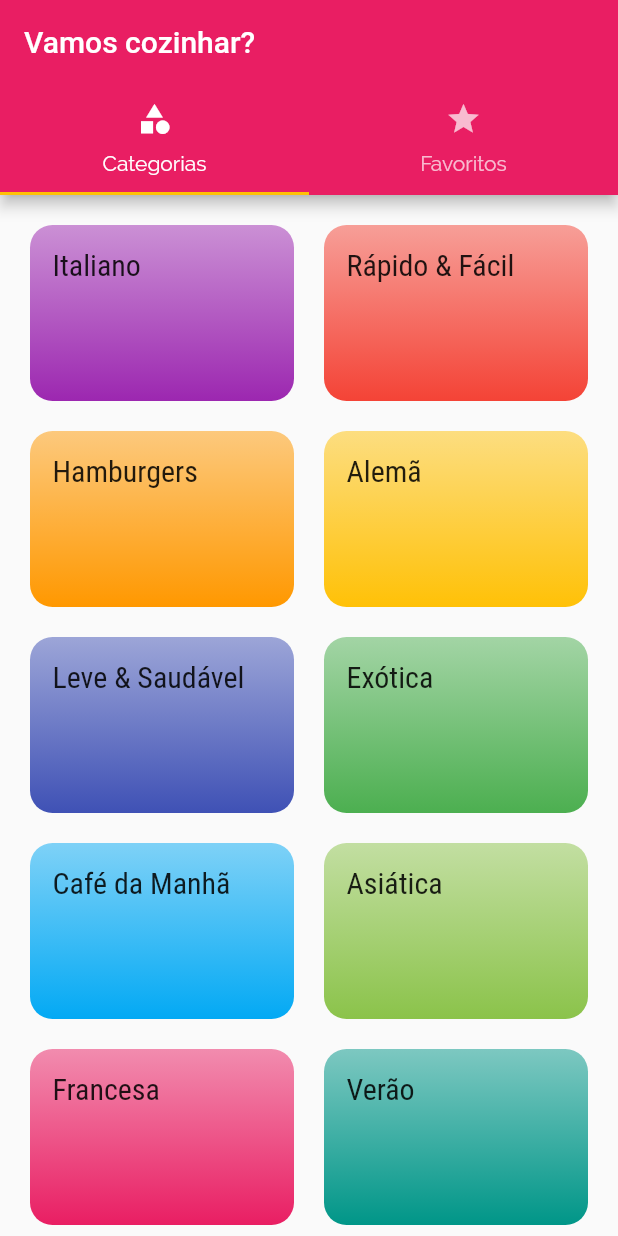
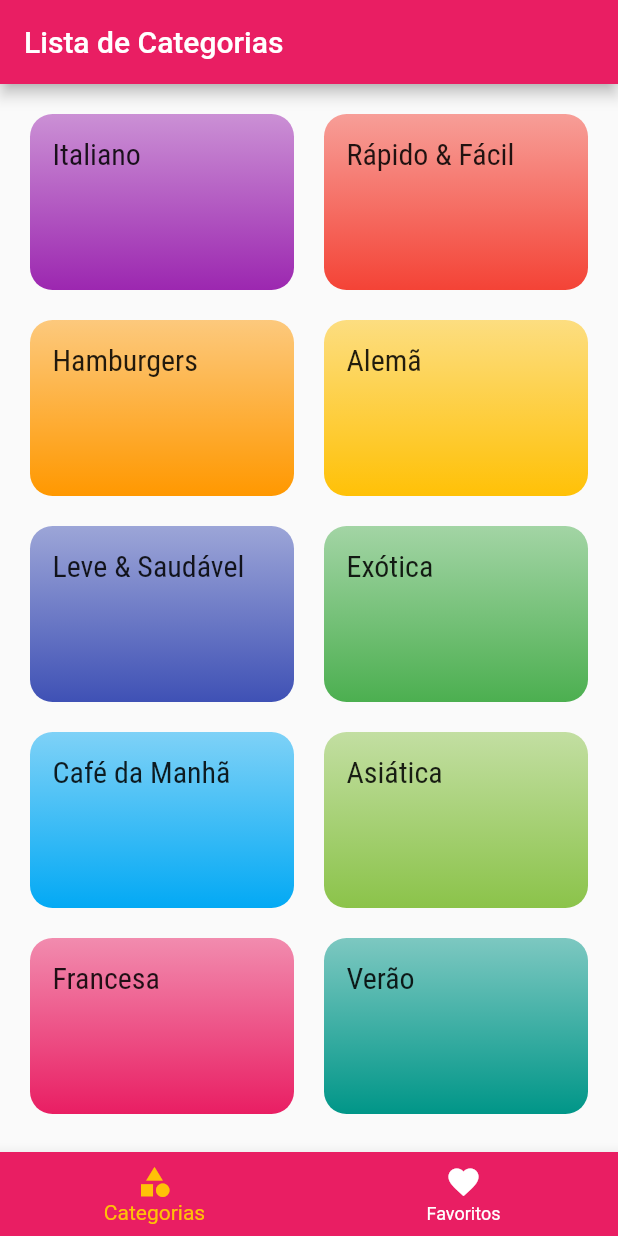
Before and after one commit to filipedoc/meals, a Flutter app: the screen it shows after launch, on a phone screen of 412 x 824 dp. Run offline on Flutter 3.47's test engine with Material 2 defaults, Android fonts, the phone set to English and light mode, and no system bars.

Commit message:
Implementação TabBar, parte inferior

```diff
--- a/lib/screens/tabs_screen.dart
+++ b/lib/screens/tabs_screen.dart
@@ -2,33 +2,53 @@ import 'package:flutter/material.dart';
 import 'categories_screen.dart';
 import 'favorites_screen.dart';
 
-class TabsScreen extends StatelessWidget {
+class TabsScreen extends StatefulWidget {
   const TabsScreen({Key? key}) : super(key: key);
 
   @override
+  State<TabsScreen> createState() => _TabsScreenState();
+}
+
+class _TabsScreenState extends State<TabsScreen> {
+  int _selectedScreenIndex = 0;
+
+  final List<String> _titles = [
+    'Lista de Categorias',
+    'Meus Favoritos',
+  ];
+
+  final List<Widget> _screens = [
+    CategoriesScreen(),
+    FavoritesScreen(),
+  ];
+
+  _selectedScreen(int index) {
+    setState(() {
+      _selectedScreenIndex = index;
+    });
+  }
+
+  @override
   Widget build(BuildContext context) {
-    return DefaultTabController(
-      length: 2,
-      child: Scaffold(
-        appBar: AppBar(
-          title: const Text("Vamos cozinhar?"),
-          bottom: const TabBar(tabs: [
-            Tab(
-              icon: Icon(Icons.category),
-              text: "Categorias",
-            ),
-            Tab(
-              icon: Icon(Icons.star),
-              text: "Favoritos",
-            ),
-          ]),
-        ),
-        body: const TabBarView(
-          children: [
-            CategoriesScreen(),
-            FavoritesScreen(),
-          ],
-        ),
+    return Scaffold(
+      appBar: AppBar(title: Text(_titles[_selectedScreenIndex])),
+      body: _screens[_selectedScreenIndex],
+      bottomNavigationBar: BottomNavigationBar(
+        onTap: _selectedScreen,
+        backgroundColor: Theme.of(context).primaryColor,
+        unselectedItemColor: Colors.white,
+        selectedItemColor: Theme.of(context).accentColor,
+        currentIndex: _selectedScreenIndex,
+        items: const [
+          BottomNavigationBarItem(
+            icon: Icon(Icons.category),
+            label: 'Categorias',
+          ),
+          BottomNavigationBarItem(
+            icon: Icon(Icons.favorite),
+            label: 'Favoritos',
+          ),
+        ],
       ),
     );
   }
```
